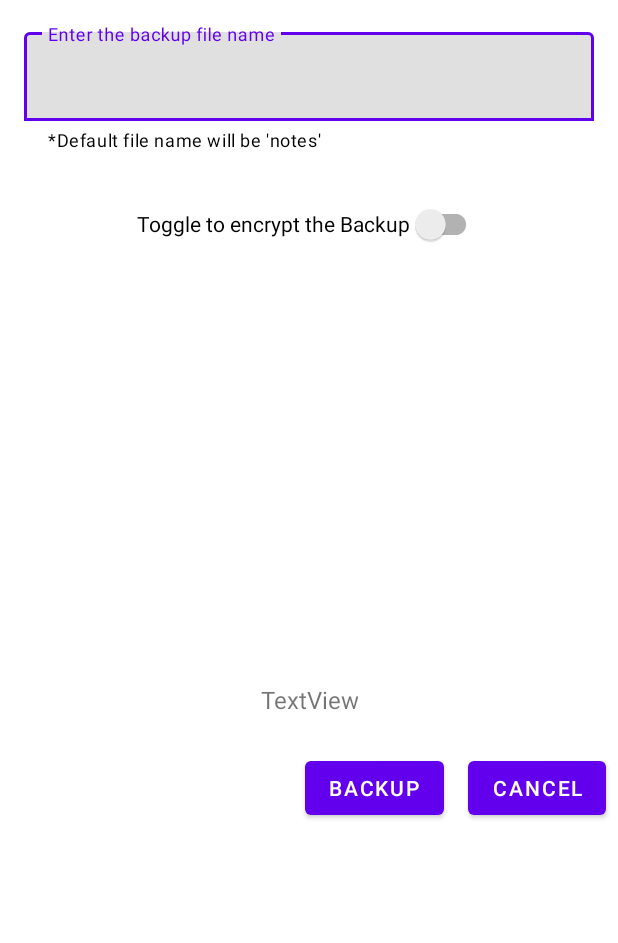
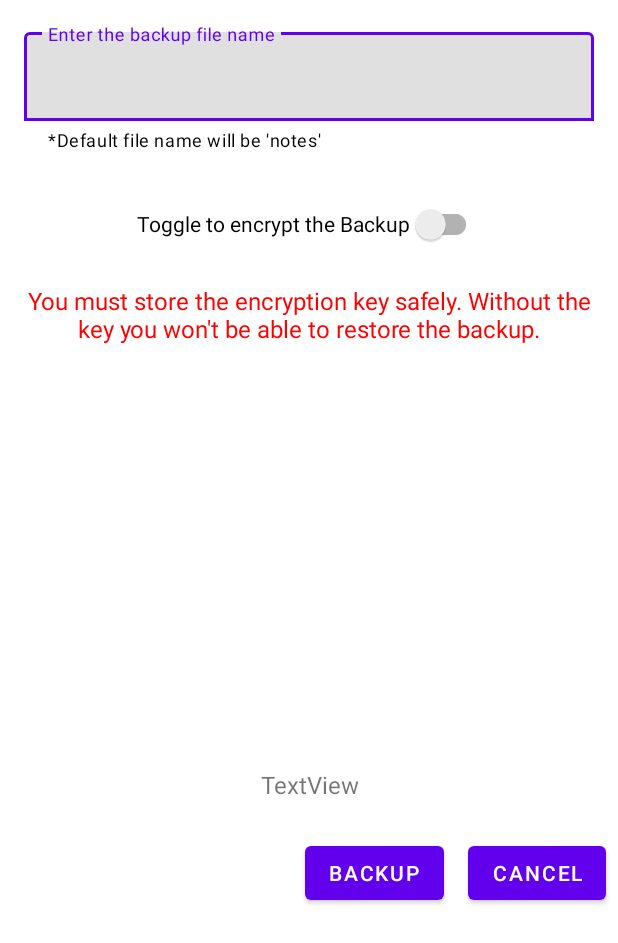
Before and after one commit to Dinesh2811/MyNotes, an Android app built with Jetpack Compose: the layout dialog_save.xml on its own in the app's theme, with its tools: preview values and no code run, on a phone screen of 412 x 824 dp. Shown: the top 943 px of the screen. Run offline under Robolectric (Android 15) with nearby library versions, the phone set to English and light mode, and no system bars.

Commit message:
Release v1.4

```diff
--- a/app/src/main/java/com/dinesh/mynotes/rv/RvMain.kt
+++ b/app/src/main/java/com/dinesh/mynotes/rv/RvMain.kt
@@ -515,6 +515,7 @@ class RvMain : NavigationDrawer(), RvInterface, ActionMode.Callback {
         val tvEncryptionKey = view.findViewById<TextView>(R.id.tvEncryptionKey)
         val etFileNameInputLayout = view.findViewById<TextInputLayout>(R.id.etFileNameInputLayout)
         val etFileName = view.findViewById<TextInputEditText>(R.id.etFileName)
+        val tvUserMsg = view.findViewById<TextView>(R.id.tvUserMsg)
 
         etFileName.addTextChangedListener {
             if (etFileName.text.toString().isNotEmpty()) {
@@ -529,6 +530,7 @@ class RvMain : NavigationDrawer(), RvInterface, ActionMode.Callback {
         switch1.text = "Toggle to encrypt the Backup"
         qrCodeImage.visibility = View.GONE
         tvEncryptionKey.visibility = View.GONE
+        tvUserMsg.visibility = View.GONE
 
         switch1.setOnCheckedChangeListener { _, isChecked ->
             if (isChecked) {
@@ -562,6 +564,7 @@ class RvMain : NavigationDrawer(), RvInterface, ActionMode.Callback {
 
                 qrCodeImage.visibility = View.VISIBLE
                 tvEncryptionKey.visibility = View.VISIBLE
+                tvUserMsg.visibility = View.VISIBLE
 
             } else {
                 encryptionKey = "QRY9fqKaBlsBJZLoUNfOZg=="
@@ -569,6 +572,7 @@ class RvMain : NavigationDrawer(), RvInterface, ActionMode.Callback {
                 switch1.text = "Toggle to encrypt the Backup"
                 qrCodeImage.visibility = View.GONE
                 tvEncryptionKey.visibility = View.GONE
+                tvUserMsg.visibility = View.GONE
             }
         }
 
--- a/app/src/main/res/layout/dialog_save.xml
+++ b/app/src/main/res/layout/dialog_save.xml
@@ -5,6 +5,15 @@
     xmlns:tools="http://schemas.android.com/tools"
     android:layout_width="match_parent"
     android:layout_height="wrap_content">
+
+    <ScrollView
+        android:layout_width="match_parent"
+        android:layout_height="match_parent">
+
+    <androidx.constraintlayout.widget.ConstraintLayout
+        android:layout_width="match_parent"
+        android:layout_height="match_parent">
+
 
     <com.google.android.material.textfield.TextInputLayout
         android:id="@+id/etFileNameInputLayout"
@@ -23,8 +32,6 @@
             style="@style/style_TextInputEditText"/>
 
     </com.google.android.material.textfield.TextInputLayout>
-
-
 
 
     <Button
@@ -62,16 +69,29 @@
         app:layout_constraintTop_toBottomOf="@+id/etFileNameInputLayout" />
 
 
+        <TextView
+            android:id="@+id/tvUserMsg"
+            style="@style/style_TextView"
+            android:layout_width="wrap_content"
+            android:layout_marginStart="8dp"
+            android:layout_marginTop="8dp"
+            android:layout_marginEnd="8dp"
+            android:text="You must store the encryption key safely. Without the key you won't be able to restore the backup."
+            android:textColor="#FF0000"
+            app:layout_constraintEnd_toEndOf="parent"
+            app:layout_constraintStart_toStartOf="parent"
+            app:layout_constraintTop_toBottomOf="@+id/switch1" />
+
     <ImageView
         android:id="@+id/qrCodeImage"
         android:layout_width="250dp"
         android:layout_height="250dp"
-        android:layout_marginTop="16dp"
+        android:layout_marginTop="8dp"
         android:scaleType="fitXY"
         android:visibility="invisible"
         app:layout_constraintEnd_toEndOf="parent"
         app:layout_constraintStart_toStartOf="parent"
-        app:layout_constraintTop_toBottomOf="@+id/switch1"
+        app:layout_constraintTop_toBottomOf="@+id/tvUserMsg"
         app:layout_constraintVertical_chainStyle="packed" />
 
         <com.google.android.material.textview.MaterialTextView
@@ -80,6 +100,7 @@
             android:layout_width="wrap_content"
             android:layout_height="wrap_content"
             android:layout_marginStart="8dp"
+            android:layout_marginTop="8dp"
             android:layout_marginEnd="8dp"
             android:text="TextView"
             android:visibility="visible"
@@ -89,5 +110,8 @@
             app:layout_constraintVertical_chainStyle="packed" />
 
 
+    </androidx.constraintlayout.widget.ConstraintLayout>
+
+    </ScrollView>
 
 </androidx.constraintlayout.widget.ConstraintLayout>
```
Also changed, not shown: app/build.gradle (+0 -12 lines). Lines whose indentation alone changed are shown as unchanged.
